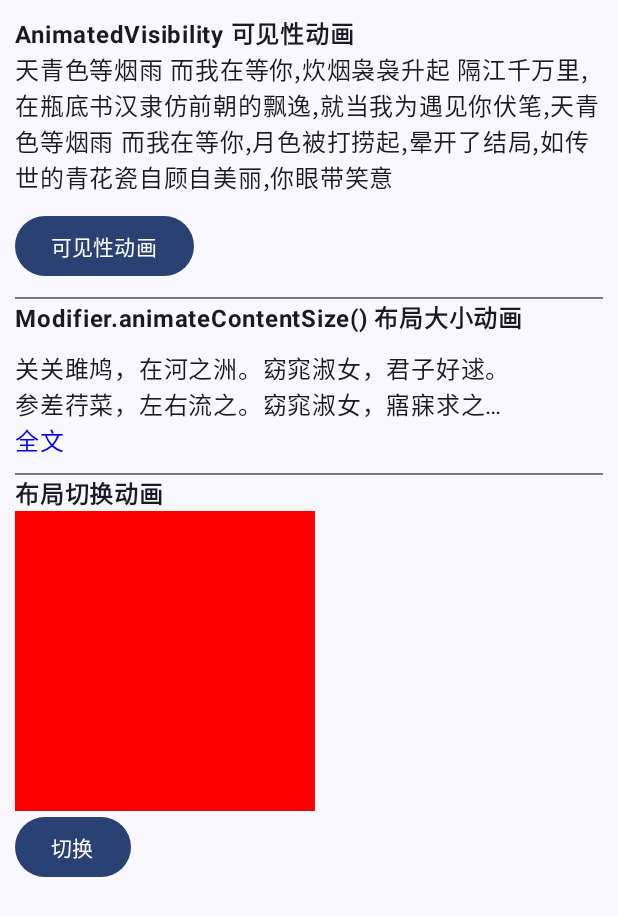
After one commit to guanjiayo/MyComposeTest, an Android app built with Jetpack Compose: the AnimationActivity screen opened directly, with no data from a screen before it, on a phone screen of 412 x 824 dp. The commit adds this screen. Shown: the top 916 px of the screen. Run offline under Robolectric (Android 15) with nearby library versions, the phone set to English and light mode, and no system bars.

Commit message:
新增动画页面

```diff
--- a/app/src/main/AndroidManifest.xml
+++ b/app/src/main/AndroidManifest.xml
@@ -46,6 +46,7 @@
         <activity android:name="zs.xmx.compose.widget.list.LazyVerticalStaggerActivity" />
         <activity android:name="zs.xmx.compose.layout.CustomLayoutActivity" />
         <activity android:name="zs.xmx.compose.widget.CustomViewActivity" />
+        <activity android:name="zs.xmx.compose.animation.AnimationActivity" />
     </application>
 
 </manifest>
--- a/app/src/main/java/zs/xmx/compose/MainActivity.kt
+++ b/app/src/main/java/zs/xmx/compose/MainActivity.kt
@@ -7,6 +7,7 @@ import androidx.recyclerview.widget.DividerItemDecoration
 import androidx.recyclerview.widget.LinearLayoutManager
 import androidx.recyclerview.widget.RecyclerView
 import zs.xmx.compose.adapter.MainAdapter
+import zs.xmx.compose.animation.AnimationActivity
 import zs.xmx.compose.layout.ConstraintLayoutActivity
 import zs.xmx.compose.layout.CustomLayoutActivity
 import zs.xmx.compose.layout.FlowLayoutActivity
@@ -65,6 +66,7 @@ class MainActivity : AppCompatActivity() {
         items.add(MainItem("LazyVerticalStaggeredGrid", "Android 原生 RecyclerView -- 瀑布流"))
         items.add(MainItem("自定义View", "Compose 自定义View"))
         items.add(MainItem("自定义布局", "Compose 自定义布局"))
+        items.add(MainItem("动画", "Compose 动画"))
     }
 
     private fun initAdapter() {
@@ -112,6 +114,7 @@ class MainActivity : AppCompatActivity() {
 
                     17 -> startActivity(Intent(this@MainActivity, CustomViewActivity::class.java))
                     18 -> startActivity(Intent(this@MainActivity, CustomLayoutActivity::class.java))
+                    19 -> startActivity(Intent(this@MainActivity, AnimationActivity::class.java))
 
                 }
             }
--- /dev/null
+++ b/app/src/main/java/zs/xmx/compose/animation/AnimationActivity.kt
@@ -0,0 +1,181 @@
+package zs.xmx.compose.animation
+
+import android.os.Bundle
+import androidx.activity.compose.setContent
+import androidx.appcompat.app.AppCompatActivity
+import androidx.compose.animation.AnimatedVisibility
+import androidx.compose.animation.Crossfade
+import androidx.compose.animation.animateContentSize
+import androidx.compose.animation.core.tween
+import androidx.compose.animation.expandIn
+import androidx.compose.animation.shrinkOut
+import androidx.compose.animation.slideIn
+import androidx.compose.animation.slideOut
+import androidx.compose.foundation.background
+import androidx.compose.foundation.clickable
+import androidx.compose.foundation.layout.Box
+import androidx.compose.foundation.layout.Column
+import androidx.compose.foundation.layout.Spacer
+import androidx.compose.foundation.layout.fillMaxSize
+import androidx.compose.foundation.layout.fillMaxWidth
+import androidx.compose.foundation.layout.height
+import androidx.compose.foundation.layout.padding
+import androidx.compose.foundation.layout.size
+import androidx.compose.foundation.layout.wrapContentHeight
+import androidx.compose.foundation.rememberScrollState
+import androidx.compose.foundation.verticalScroll
+import androidx.compose.material3.Button
+import androidx.compose.material3.Divider
+import androidx.compose.material3.MaterialTheme
+import androidx.compose.material3.Surface
+import androidx.compose.material3.Text
+import androidx.compose.runtime.Composable
+import androidx.compose.runtime.getValue
+import androidx.compose.runtime.mutableStateOf
+import androidx.compose.runtime.remember
+import androidx.compose.runtime.setValue
+import androidx.compose.ui.Alignment
+import androidx.compose.ui.Modifier
+import androidx.compose.ui.graphics.Color
+import androidx.compose.ui.text.font.FontWeight
+import androidx.compose.ui.text.style.TextAlign
+import androidx.compose.ui.text.style.TextOverflow
+import androidx.compose.ui.unit.IntOffset
+import androidx.compose.ui.unit.dp
+import androidx.compose.ui.unit.sp
+import zs.xmx.compose.theme.MyTestTheme
+
+class AnimationActivity : AppCompatActivity() {
+    override fun onCreate(savedInstanceState: Bundle?) {
+        super.onCreate(savedInstanceState)
+        setContent {
+            MyTestTheme {
+                // A surface container using the 'background' color from the theme
+                Surface(
+                    modifier = Modifier.fillMaxSize(), color = MaterialTheme.colorScheme.background
+                ) {
+                    AnimationSample()
+                }
+            }
+        }
+    }
+
+    @Composable
+    fun AnimationSample() {
+        Column(
+            modifier = Modifier
+                .padding(start = 10.dp, end = 10.dp)
+                .verticalScroll(
+                    rememberScrollState()
+                )
+        ) {
+            //可见性动画
+            AnimVisibilityExample()
+            //todo 监听可见性动画当前状态
+
+            //布局大小动画
+            ContentSizeAnimExample()
+            //布局切换动画
+            CrossFadeAnimExample()
+
+        }
+
+    }
+
+    /**
+     * 进入/退场动画是成对的,具体效果看:
+     * https://developer.android.google.cn/jetpack/compose/animation?hl=zh-cn#animatedvisibility
+     */
+    @Composable
+    private fun AnimVisibilityExample() {
+        Spacer(modifier = Modifier.height(10.dp))
+        Text(text = "AnimatedVisibility 可见性动画", fontWeight = FontWeight.Bold)
+
+        var visible by remember { mutableStateOf(true) }
+
+        AnimatedVisibility(visible = visible,
+            enter = slideIn { IntOffset(400, 400) } + expandIn(),
+            exit = slideOut { IntOffset(400, 400) } + shrinkOut()) {
+            Text(
+                "天青色等烟雨 而我在等你,炊烟袅袅升起 隔江千万里, 在瓶底书汉隶仿前朝的飘逸," + "就当我为遇见你伏笔,天青色等烟雨 而我在等你,月色被打捞起," + "晕开了结局,如传世的青花瓷自顾自美丽,你眼带笑意",
+                Modifier
+                    .fillMaxWidth()
+                    .wrapContentHeight()
+            )
+        }
+        Spacer(modifier = Modifier.height(10.dp))
+        Button(onClick = { visible = !visible }) {
+            Text(text = "可见性动画")
+        }
+    }
+
+    @Composable
+    private fun ContentSizeAnimExample() {
+        Spacer(modifier = Modifier.height(10.dp))
+        Divider(modifier = Modifier.fillMaxWidth())
+        Text(text = "Modifier.animateContentSize() 布局大小动画", fontWeight = FontWeight.Bold)
+        Spacer(modifier = Modifier.height(10.dp))
+
+        val expand = remember { mutableStateOf(false) }
+        Text(
+            text = "关关雎鸠，在河之洲。窈窕淑女，君子好逑。\n" +
+                    "参差荇菜，左右流之。窈窕淑女，寤寐求之。\n" +
+                    "求之不得，寤寐思服。悠哉悠哉，辗转反侧。\n" +
+                    "参差荇菜，左右采之。窈窕淑女，琴瑟友之。\n" +
+                    "参差荇菜，左右芼之。窈窕淑女，钟鼓乐之。",
+            fontSize = 16.sp,
+            textAlign = TextAlign.Justify,
+            overflow = TextOverflow.Ellipsis,
+            modifier = Modifier.animateContentSize(),
+            maxLines = if (expand.value) Int.MAX_VALUE else 2
+        )
+        Text(
+            text = if (expand.value) "收起" else "全文",
+            color = Color.Blue,
+            modifier = Modifier.clickable {
+                expand.value = !expand.value
+            })
+    }
+
+    @Composable
+    private fun CrossFadeAnimExample() {
+        Spacer(modifier = Modifier.height(10.dp))
+        Divider(modifier = Modifier.fillMaxWidth())
+        Text(text = "布局切换动画", fontWeight = FontWeight.Bold)
+
+        var flag by remember { mutableStateOf(false) }
+        Crossfade(
+            targetState = flag, animationSpec = tween(1000), label = "CrossFadeAnim"
+        ) {
+            when (it) {
+                false -> Screen1()
+                true -> Screen2()
+            }
+        }
+        Button(
+            onClick = { flag = !flag }
+        ) {
+            Text("切换")
+        }
+    }
+
+    @Composable
+    fun Screen1() {
+        Box(
+            modifier = Modifier
+                .background(Color.Red)
+                .size(200.dp),
+            contentAlignment = Alignment.Center
+        ) { }
+    }
+
+    @Composable
+    fun Screen2() {
+        Box(
+            modifier = Modifier
+                .background(Color.Blue)
+                .size(200.dp),
+            contentAlignment = Alignment.Center
+        ) { }
+    }
+}
```
